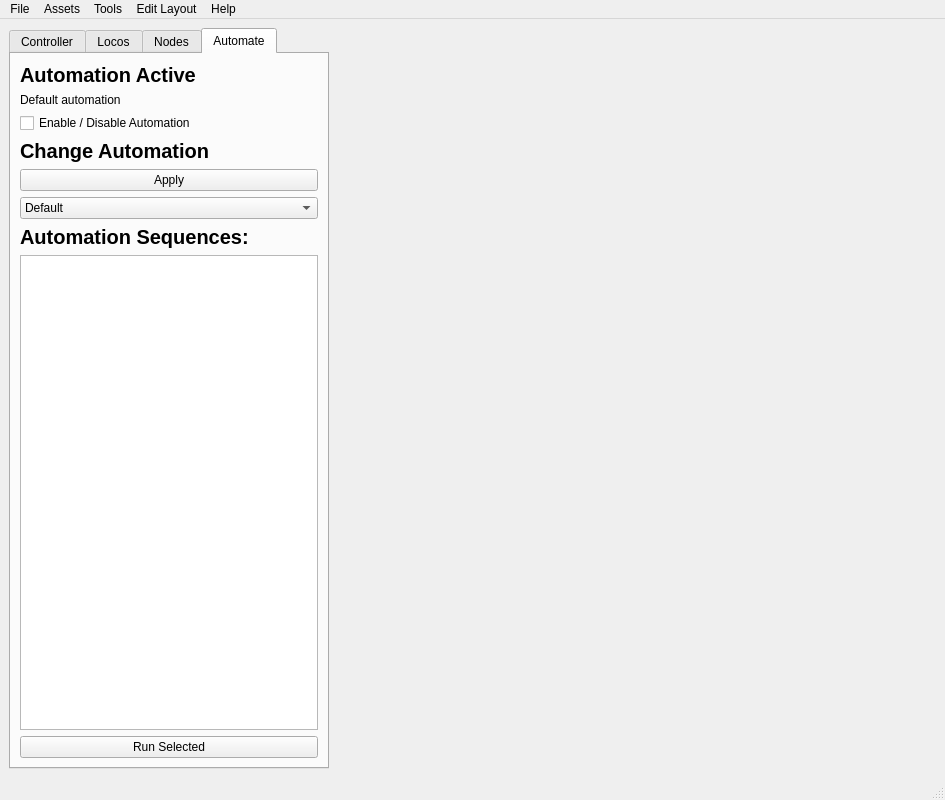
First picture: the form in mainui/mainwindow.ui, repository penguintutor/pisignalbox, before the edit.
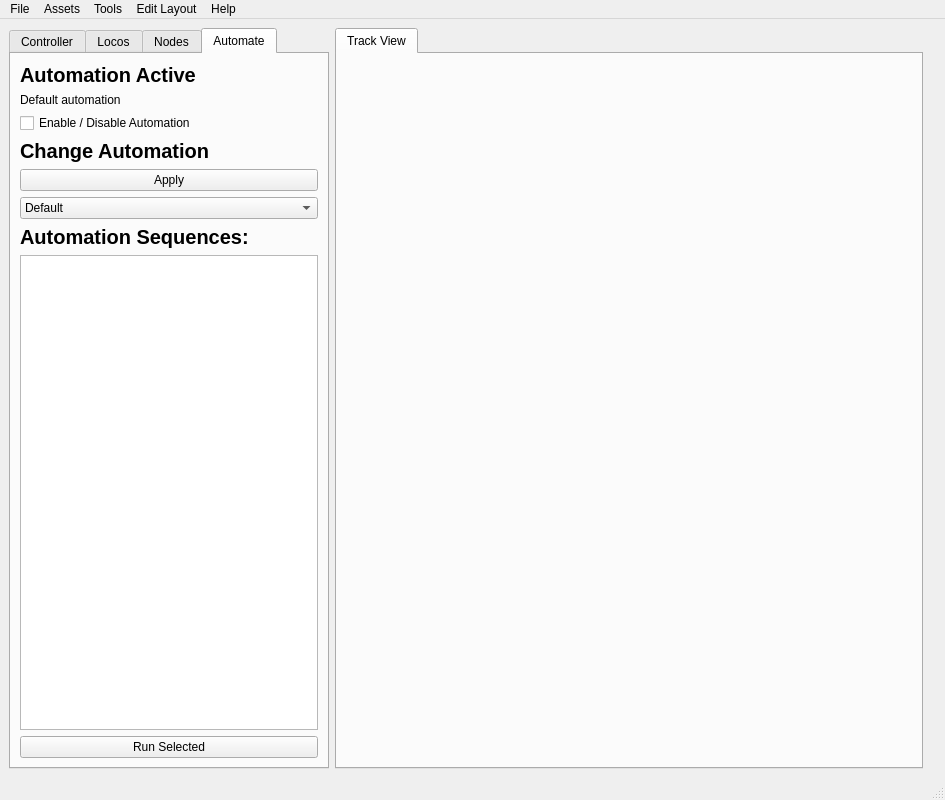
Second picture: the form after the edit. The open tabs and pages were chosen to show the change. Custom widgets are drawn as their Qt base class.

Commit message: Update mainwindow.ui for tab view

```diff
--- a/mainui/mainwindow.ui
+++ b/mainui/mainwindow.ui
@@ -708,6 +708,18 @@
         </widget>
        </widget>
       </item>
+      <item>
+       <widget class="QTabWidget" name="PanelTabs">
+        <property name="currentIndex">
+         <number>0</number>
+        </property>
+        <widget class="QWidget" name="tabTrackView">
+         <attribute name="title">
+          <string>Track View</string>
+         </attribute>
+        </widget>
+       </widget>
+      </item>
       <item>
        <widget class="TrackViewDisplay" name="layoutDisplayLabel">
         <property name="font">
```
Left out of the diff: 2 changed lines with no effect on the pictures.
